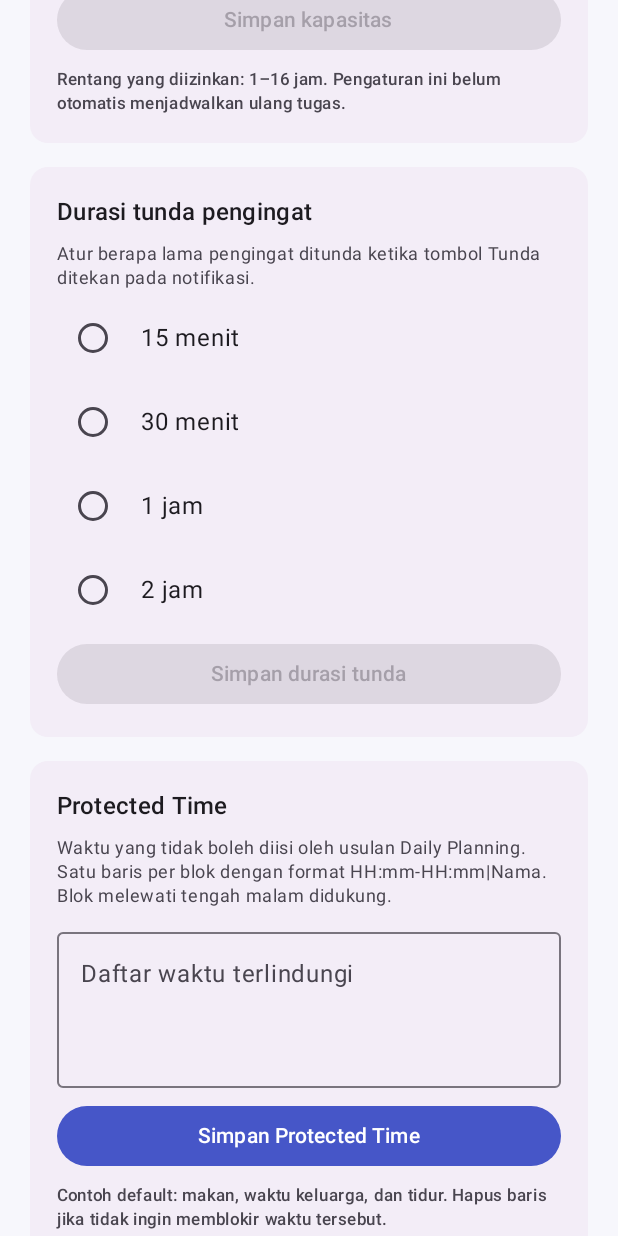
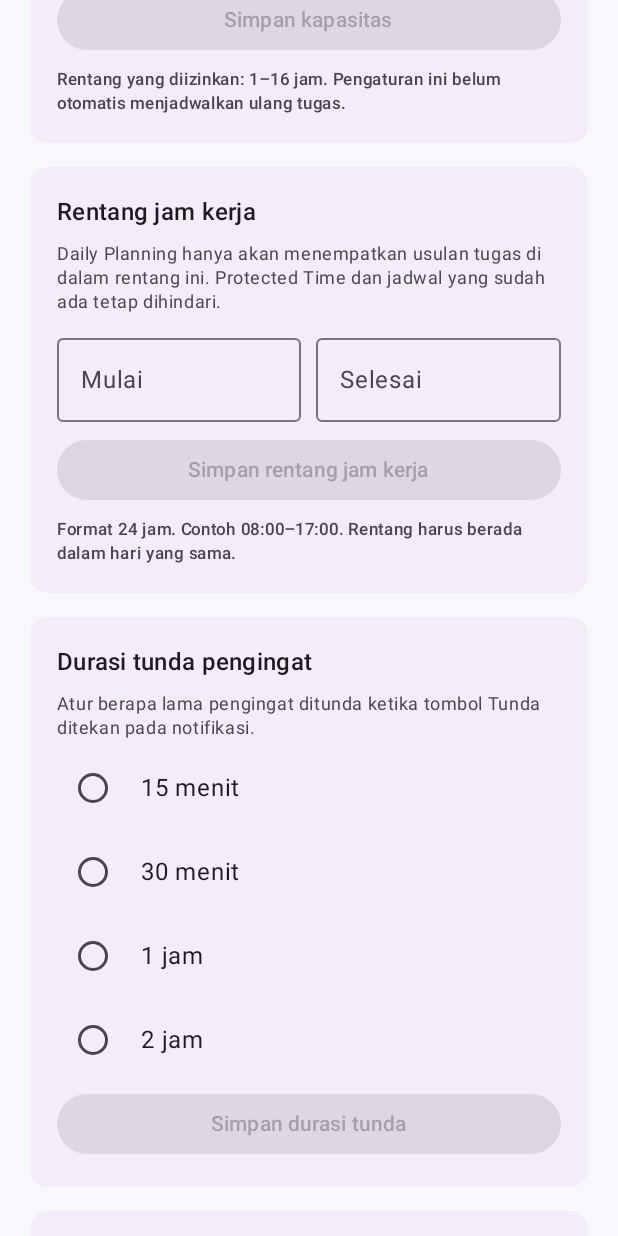
Before and after one commit to baliksakola/PaDayFlow, an Android app built with Jetpack Compose: the composable SettingsScreen called with empty values, scrolled down 576 dp, on a phone screen of 412 x 824 dp. Run offline under Robolectric (Android 15) with nearby library versions, the phone set to English and light mode, and no system bars; our stand-ins replace Room's generated code.

Commit message:
Add configurable workday hours to settings and planning navigation

```diff
--- a/app/src/main/java/com/padayflow/app/MainActivity.kt
+++ b/app/src/main/java/com/padayflow/app/MainActivity.kt
@@ -68,11 +68,15 @@ class MainActivity : ComponentActivity() {
         val productiveHoursFlow = settings.data.map { it[DAILY_PRODUCTIVE_HOURS] ?: 6 }
         val protectedTimesFlow = settings.data.map { it[PROTECTED_TIME_BLOCKS] ?: DEFAULT_PROTECTED_TIME_BLOCKS }
         val snoozeMinutesFlow = settings.data.map { it[REMINDER_SNOOZE_MINUTES] ?: 60 }
+        val workdayStartFlow = settings.data.map { it[WORKDAY_START] ?: DEFAULT_WORKDAY_START }
+        val workdayEndFlow = settings.data.map { it[WORKDAY_END] ?: DEFAULT_WORKDAY_END }
         setContent {
             val themeMode by themeFlow.collectAsState(initial = "system")
             val productiveHours by productiveHoursFlow.collectAsState(initial = 6)
             val protectedTimes by protectedTimesFlow.collectAsState(initial = DEFAULT_PROTECTED_TIME_BLOCKS)
             val snoozeMinutes by snoozeMinutesFlow.collectAsState(initial = 60)
+            val workdayStart by workdayStartFlow.collectAsState(initial = DEFAULT_WORKDAY_START)
+            val workdayEnd by workdayEndFlow.collectAsState(initial = DEFAULT_WORKDAY_END)
             PaDayFlowTheme(themeMode = themeMode) {
                 Surface(Modifier.fillMaxSize()) {
                     PaDayFlowApp(database, database.taskDao(), database.habitDao(), database.noteDao(),
@@ -85,6 +89,9 @@ class MainActivity : ComponentActivity() {
                             lifecycleScope.launch { settings.edit { it[PROTECTED_TIME_BLOCKS] = value } }
                         }, snoozeMinutes = snoozeMinutes, onSnoozeMinutesChange = { value ->
                             lifecycleScope.launch { settings.edit { it[REMINDER_SNOOZE_MINUTES] = value } }
+                        }, workdayStart = workdayStart, workdayEnd = workdayEnd,
+                        onWorkdayChange = { start, end ->
+                            lifecycleScope.launch { settings.edit { it[WORKDAY_START] = start; it[WORKDAY_END] = end } }
                         })
                 }
             }
@@ -93,7 +100,7 @@ class MainActivity : ComponentActivity() {
 }
 
 @Composable
-private fun PaDayFlowApp(database: PaDayFlowDatabase, dao: TaskDao, habitDao: HabitDao, noteDao: NoteDao, initialTaskId: Long, themeMode: String, onThemeChange: (String) -> Unit, productiveHours: Int, onProductiveHoursChange: (Int) -> Unit, protectedTimes: String, onProtectedTimesChange: (String) -> Unit, snoozeMinutes: Int, onSnoozeMinutesChange: (Int) -> Unit) {
+private fun PaDayFlowApp(database: PaDayFlowDatabase, dao: TaskDao, habitDao: HabitDao, noteDao: NoteDao, initialTaskId: Long, themeMode: String, onThemeChange: (String) -> Unit, productiveHours: Int, onProductiveHoursChange: (Int) -> Unit, protectedTimes: String, onProtectedTimesChange: (String) -> Unit, snoozeMinutes: Int, onSnoozeMinutesChange: (Int) -> Unit, workdayStart: String, workdayEnd: String, onWorkdayChange: (String, String) -> Unit) {
     val context = LocalContext.current.applicationContext
     var tab by remember { mutableIntStateOf(0) }
     var editing by remember { mutableStateOf<TaskEntity?>(null) }
@@ -154,12 +161,13 @@ private fun PaDayFlowApp(database: PaDayFlowDatabase, dao: TaskDao, habitDao: Ha
                     onBack = { showSmartAssistant = false }, onOpenTask = { editing = it })
                 showAnalytics -> AnalyticsScreen(tasks, habits, habitLogs, Modifier.padding(padding),
                     onBack = { showAnalytics = false })
-                showSettings -> SettingsScreen(themeMode, productiveHours, protectedTimes, snoozeMinutes, Modifier.padding(padding),
+                showSettings -> SettingsScreen(themeMode, productiveHours, protectedTimes, snoozeMinutes, workdayStart, workdayEnd, Modifier.padding(padding),
                     onBack = { showSettings = false }, onThemeChange = onThemeChange,
-                    onProductiveHoursChange = onProductiveHoursChange, onProtectedTimesChange = onProtectedTimesChange, onSnoozeMinutesChange = onSnoozeMinutesChange)
+                    onProductiveHoursChange = onProductiveHoursChange, onProtectedTimesChange = onProtectedTimesChange,
+                    onSnoozeMinutesChange = onSnoozeMinutesChange, onWorkdayChange = onWorkdayChange)
                 showBackupRestore -> BackupRestoreScreen(database, Modifier.padding(padding),
                     onBack = { showBackupRestore = false })
-                showDailyPlanning -> DailyPlanningScreen(tasks, productiveHours, protectedTimes, Modifier.padding(padding),
+                showDailyPlanning -> DailyPlanningScreen(tasks, productiveHours, protectedTimes, workdayStart, workdayEnd, Modifier.padding(padding),
                     onBack = { showDailyPlanning = false }, onOpenTask = { editing = it },
                     onApproveSchedule = { task ->
                         scope.launch {
@@ -464,13 +472,19 @@ private fun SettingsScreen(
     productiveHours: Int,
     protectedTimes: String,
     snoozeMinutes: Int,
+    workdayStart: String,
+    workdayEnd: String,
     modifier: Modifier = Modifier,
     onBack: () -> Unit,
     onThemeChange: (String) -> Unit,
     onProductiveHoursChange: (Int) -> Unit,
     onProtectedTimesChange: (String) -> Unit,
-    onSnoozeMinutesChange: (Int) -> Unit
+    onSnoozeMinutesChange: (Int) -> Unit,
+    onWorkdayChange: (String, String) -> Unit
 ) {
+    var workdayStartInput by remember(workdayStart) { mutableStateOf(workdayStart) }
+    var workdayEndInput by remember(workdayEnd) { mutableStateOf(workdayEnd) }
+    var workdayError by remember { mutableStateOf<String?>(null) }
     var hoursInput by remember(productiveHours) { mutableStateOf(productiveHours.toString()) }
     var protectedInput by remember(protectedTimes) { mutableStateOf(protectedTimes) }
     var protectedError by remember { mutableStateOf<String?>(null) }
@@ -542,6 +556,41 @@ private fun SettingsScreen(
                     style = MaterialTheme.typography.labelSmall,
                     color = MaterialTheme.colorScheme.onSurfaceVariant
                 )
+            }
+        }
+
+        Card(
+            Modifier.fillMaxWidth(),
+            colors = CardDefaults.cardColors(containerColor = MaterialTheme.colorScheme.surfaceContainer)
+        ) {
+            Column(Modifier.padding(18.dp), verticalArrangement = Arrangement.spacedBy(8.dp)) {
+                Text("Rentang jam kerja", style = MaterialTheme.typography.titleMedium, fontWeight = FontWeight.SemiBold)
+                Text("Daily Planning hanya akan menempatkan usulan tugas di dalam rentang ini. Protected Time dan jadwal yang sudah ada tetap dihindari.",
+                    style = MaterialTheme.typography.bodySmall, color = MaterialTheme.colorScheme.onSurfaceVariant)
+                Row(horizontalArrangement = Arrangement.spacedBy(10.dp)) {
+                    OutlinedTextField(value = workdayStartInput, onValueChange = { workdayStartInput = it; workdayError = null },
+                        label = { Text("Mulai") }, placeholder = { Text("08:00") }, singleLine = true,
+                        modifier = Modifier.weight(1f))
+                    OutlinedTextField(value = workdayEndInput, onValueChange = { workdayEndInput = it; workdayError = null },
+                        label = { Text("Selesai") }, placeholder = { Text("20:00") }, singleLine = true,
+                        modifier = Modifier.weight(1f))
+                }
+                workdayError?.let { Text(it, color = MaterialTheme.colorScheme.error, style = MaterialTheme.typography.bodySmall) }
+                val parsedStart = runCatching { LocalTime.parse(workdayStartInput) }.getOrNull()
+                val parsedEnd = runCatching { LocalTime.parse(workdayEndInput) }.getOrNull()
+                Button(
+                    enabled = parsedStart != null && parsedEnd != null && parsedStart < parsedEnd &&
+                        (workdayStartInput != workdayStart || workdayEndInput != workdayEnd),
+                    onClick = {
+                        if (parsedStart != null && parsedEnd != null && parsedStart < parsedEnd) {
+                            onWorkdayChange(parsedStart.toString(), parsedEnd.toString())
+                            workdayError = null
+                        } else workdayError = "Gunakan format HH:mm dan pastikan jam selesai setelah jam mulai."
+                    },
+                    modifier = Modifier.fillMaxWidth()
+                ) { Text("Simpan rentang jam kerja") }
+                Text("Format 24 jam. Contoh 08:00–17:00. Rentang harus berada dalam hari yang sama.",
+                    style = MaterialTheme.typography.labelSmall, color = MaterialTheme.colorScheme.onSurfaceVariant)
             }
         }
 
```
